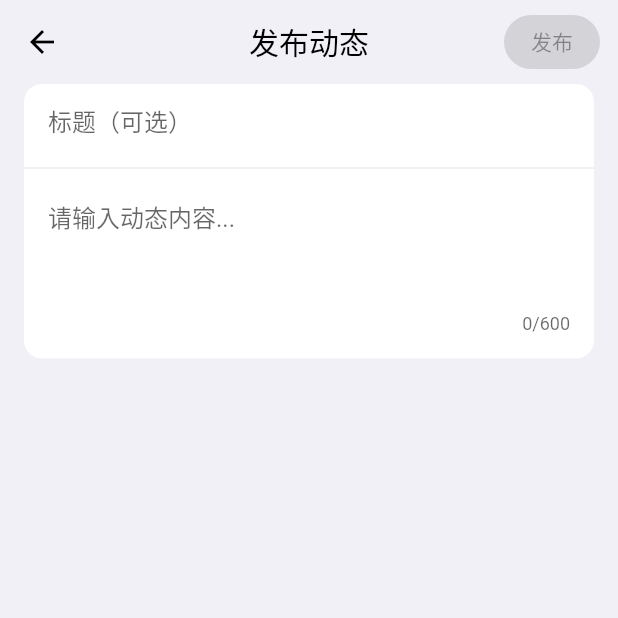
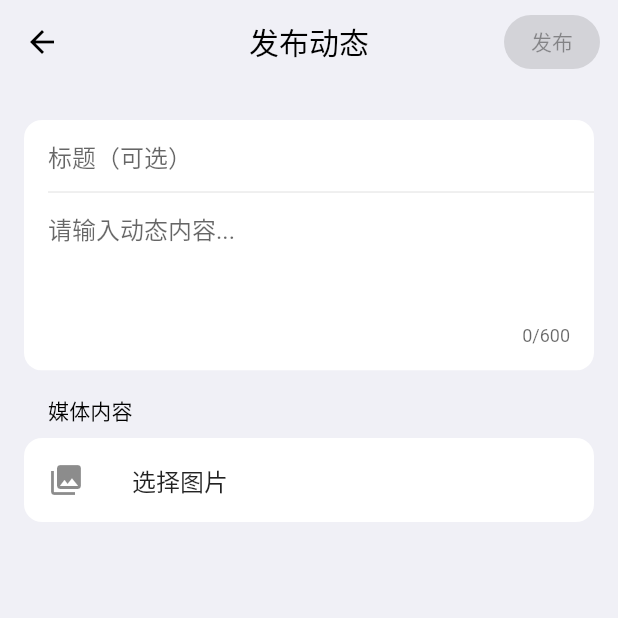
Before and after one commit to satsin06/app, a Flutter app: the PublishMomentScreen screen opened directly, on a phone screen of 412 x 824 dp, the top half of it. Run offline on Flutter 3.47's test engine with Material 2 defaults, Android fonts, the phone set to English and light mode, and no system bars; our stand-ins replace flutter_riverpod, flutter_svg, go_router, image_picker, shared_preferences; missing offline and left inert: authorization_manager; accounts and stored records are empty; Roboto replaces fonts that are missing (MiSans).

Commit message:
增加发布动态 UI

```diff
--- a/lib/screens/publish/providers/publish_controller_provider.dart
+++ /dev/null
@@ -1,11 +0,0 @@
-import 'package:flutter_riverpod/flutter_riverpod.dart';
-
-class PublishController {
-  const PublishController(this.ref);
-
-  final Ref ref;
-}
-
-final publishControllerProvider = Provider.autoDispose<PublishController>(
-  (Ref ref) => PublishController(ref),
-);
--- a/lib/screens/publish/providers/text_editing_controller_provider.dart
+++ /dev/null
@@ -1,12 +0,0 @@
-import 'package:flutter/widgets.dart';
-import 'package:flutter_riverpod/flutter_riverpod.dart';
-
-final titleTextEditingControllerProvider =
-    ChangeNotifierProvider.autoDispose<TextEditingController>(
-  (_) => TextEditingController(),
-);
-
-final contentTextEditingControllerProvider =
-    ChangeNotifierProvider.autoDispose<TextEditingController>(
-  (_) => TextEditingController(),
-);
--- a/lib/screens/publish/publish_moment_screen.dart
+++ b/lib/screens/publish/publish_moment_screen.dart
@@ -1,46 +1,105 @@
+import 'dart:io';
+
 import 'package:flutter/material.dart';
 import 'package:flutter_riverpod/flutter_riverpod.dart';
+import 'package:image_picker/image_picker.dart';
 import 'package:socfony/widgets/card_wrapper.dart';
 
 import '../../widgets/dynamic_app_bar.dart';
-import 'providers/text_editing_controller_provider.dart';
 
-class PublishMomentScreen extends StatelessWidget {
+final $TitleTextEditingControllerProvider =
+    ChangeNotifierProvider.autoDispose<TextEditingController>(
+        (_) => TextEditingController());
+
+final $ContentTextEditingControllerProvider =
+    ChangeNotifierProvider.autoDispose<TextEditingController>(
+        (_) => TextEditingController());
+
+final $ImagesProvider = StateProvider.autoDispose<List<File>>((ref) => []);
+
+final $SendingProvider = StateProvider.autoDispose<bool>((ref) => false);
+
+class PublishMomentScreen extends ConsumerWidget {
   const PublishMomentScreen({Key? key}) : super(key: key);
 
   @override
-  Widget build(BuildContext context) {
-    return Scaffold(
+  Widget build(BuildContext context, WidgetRef ref) {
+    return WillPopScope(
+      onWillPop: () async => !ref.read($SendingProvider),
+      child: Scaffold(
         appBar: DynamicAppBar(
           title: (_, __) => const Text('发布动态'),
           actions: (_, __) => [
             const _PublishButton(),
           ],
-        // leading: dynamicCloseButtonBuilder,
         ),
         body: ListView(
           children: [
+            const SizedBox(height: 24),
             CardWrapper(
               child: Column(
                 children: const [
                   _TitleFieldInput(),
-                Divider(),
+                  Divider(height: 0, indent: 16),
                   _ContentFieldInput(),
                 ],
               ),
             ),
+            const CardExternalTitle('媒体内容'),
+            const _MediaCard(),
           ],
+        ),
+      ),
+    );
+  }
+}
+
+class _MediaCard extends ConsumerWidget {
+  const _MediaCard({
+    Key? key,
+  }) : super(key: key);
+
+  @override
+  Widget build(BuildContext context, WidgetRef ref) {
+    final pickedImagesCount = ref.watch(
+      $ImagesProvider.select((value) => value.length),
+    );
+
+    if (pickedImagesCount > 0) return const _PickedImagesCard();
+
+    return CardWrapper(
+      child: ListTile(
+        leading: const Icon(Icons.photo_library),
+        title: const Text('选择图片'),
+        onTap: () async {
+          /// If sending is in progress, do nothing.
+          if (ref.read($SendingProvider)) return;
+
+          /// Get the image from the gallery.
+          final picked = await ImagePicker().pickMultiImage(
+            imageQuality: 100,
+            maxHeight: 9999,
+            maxWidth: 9999,
+          );
+
+          /// If the user cancels the image picker, do nothing.
+          if (picked == null) return;
+
+          /// Add the picked images to the list.
+          ref
+              .read($ImagesProvider.notifier)
+              .update((state) => picked.map((e) => File(e.path)).toList());
+        },
       ),
     );
   }
 }
 
 class _PublishButton extends ConsumerWidget {
-  const _PublishButton({
-    Key? key,
-  }) : super(key: key);
+  const _PublishButton({Key? key}) : super(key: key);
 
-  void _onPushlishHandler(BuildContext context) async {
+  void _onPushlishHandler(BuildContext context, WidgetRef ref) async {
+    if (ref.read($SendingProvider)) return;
     // final PublishController controller = PublishController.of(context);
     // final result = await createMoment(controller);
 
@@ -49,12 +108,27 @@ class _PublishButton extends ConsumerWidget {
 
   @override
   Widget build(BuildContext context, WidgetRef ref) {
-    final bool isValid =
-        ref.watch(contentTextEditingControllerProvider).text.trim().isNotEmpty;
+    final bool isSending = ref.watch($SendingProvider);
 
+    if (isSending) {
+      return const Center(
+        child: Padding(
+          padding: EdgeInsets.only(right: 16),
+          child: SizedBox.square(
+            child: CircularProgressIndicator(strokeWidth: 3),
+            dimension: 20,
+          ),
+        ),
+      );
+    }
+
+    final bool contentIsNotEmpty =
+        ref.watch($ContentTextEditingControllerProvider).text.trim().isNotEmpty;
+    final bool imageIsSelected =
+        ref.watch($ImagesProvider.select((value) => value.isNotEmpty));
     VoidCallback? onPressed;
-    if (isValid) {
-      onPressed = () => _onPushlishHandler(context);
+    if ((contentIsNotEmpty || imageIsSelected) && !isSending) {
+      onPressed = () => _onPushlishHandler(context, ref);
     }
 
     return Padding(
@@ -86,7 +160,8 @@ class _ContentFieldInput extends ConsumerWidget {
     return Padding(
       padding: const EdgeInsets.all(16.0).copyWith(top: 0),
       child: TextField(
-        controller: ref.watch(contentTextEditingControllerProvider),
+        enabled: !ref.watch($SendingProvider),
+        controller: ref.watch($ContentTextEditingControllerProvider),
         decoration: const InputDecoration(
           hintText: '请输入动态内容...',
           border: InputBorder.none,
@@ -109,7 +184,8 @@ class _TitleFieldInput extends ConsumerWidget {
     return Padding(
       padding: const EdgeInsets.symmetric(horizontal: 16),
       child: TextField(
-        controller: ref.watch(titleTextEditingControllerProvider),
+        enabled: !ref.watch($SendingProvider),
+        controller: ref.watch($TitleTextEditingControllerProvider),
         decoration: const InputDecoration(
           hintText: '标题（可选）',
           border: InputBorder.none,
@@ -118,3 +194,68 @@ class _TitleFieldInput extends ConsumerWidget {
     );
   }
 }
+
+class _PickedImagesCard extends ConsumerWidget {
+  const _PickedImagesCard({
+    Key? key,
+  }) : super(key: key);
+
+  @override
+  Widget build(BuildContext context, WidgetRef ref) {
+    final Iterable<Widget> children = ref
+        .watch($ImagesProvider)
+        .map<Widget>((image) => _childBuilder(context, ref, image));
+
+    return GridView.count(
+      padding: const EdgeInsets.symmetric(horizontal: 16),
+      crossAxisCount: 3,
+      physics: const NeverScrollableScrollPhysics(),
+      shrinkWrap: true,
+      childAspectRatio: 1.0,
+      mainAxisSpacing: 6.0,
+      crossAxisSpacing: 6.0,
+      children: children.toList(),
+    );
+  }
+
+  Widget _childBuilder(BuildContext context, WidgetRef ref, File image) {
+    return Stack(
+      fit: StackFit.expand,
+      children: [
+        Positioned.fill(
+          child: ClipRRect(
+            child: Image.file(image, fit: BoxFit.cover),
+            borderRadius: BorderRadius.circular(12),
+          ),
+        ),
+        Positioned(
+          top: 6,
+          right: 6,
+          child: GestureDetector(
+            child: ClipRRect(
+              borderRadius: BorderRadius.circular(16),
+              child: DecoratedBox(
+                child: Padding(
+                  padding: const EdgeInsets.all(4.0),
+                  child: Icon(
+                    Icons.close,
+                    color: Theme.of(context).colorScheme.onPrimary,
+                    size: 16,
+                  ),
+                ),
+                decoration: BoxDecoration(
+                  color: Theme.of(context).primaryColor.withOpacity(0.4),
+                ),
+              ),
+            ),
+            onTap: () {
+              ref
+                  .read($ImagesProvider.notifier)
+                  .update((state) => state.where((e) => e != image).toList());
+            },
+          ),
+        ),
+      ],
+    );
+  }
+}
--- a/lib/widgets/card_wrapper.dart
+++ b/lib/widgets/card_wrapper.dart
@@ -16,19 +16,24 @@ class CardWrapper extends StatelessWidget {
 
   @override
   Widget build(BuildContext context) {
+    final ThemeData theme = Theme.of(context);
+    final CardTheme cardTheme = CardTheme.of(context);
     final Widget widget = padding is EdgeInsetsGeometry
         ? Padding(padding: padding!, child: child)
         : child;
 
-    final Widget card = Card(
-      margin: margin,
-      child: widget,
-      shape: RoundedRectangleBorder(
+    return Padding(
+      padding: margin,
+      child: ClipRRect(
         borderRadius: BorderRadius.circular(12),
+        child: DecoratedBox(
+          child: widget,
+          decoration: BoxDecoration(
+            color: cardTheme.color ?? theme.cardColor,
+          ),
+        ),
       ),
     );
-
-    return card;
   }
 }
 
```
Also changed, not shown: lib/providers/image_picker.dart (deleted, +0 -12 lines), lib/screens/setting/edit/widgets/change_user_avatar_button.dart (+7 -2 lines). Lines whose indentation alone changed are shown as unchanged.
